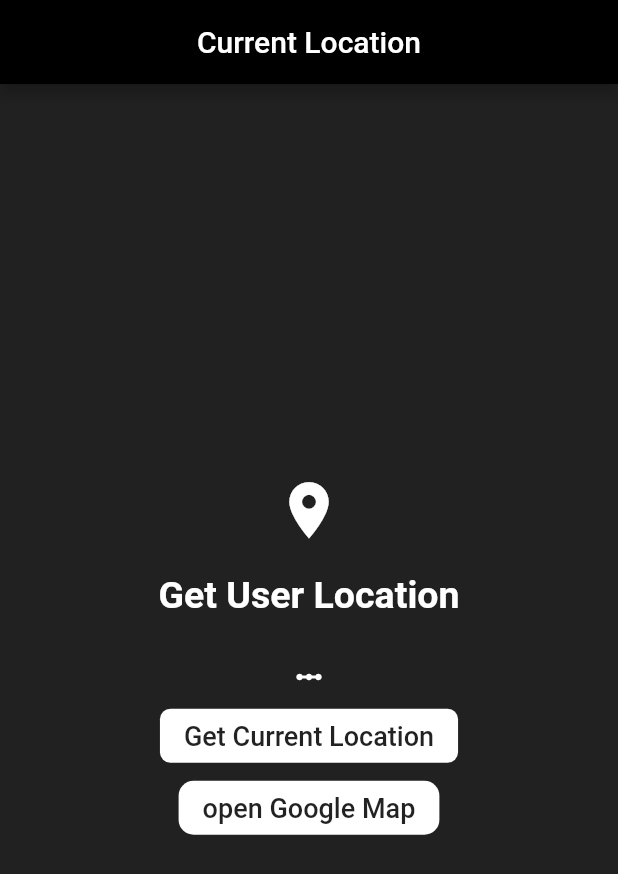
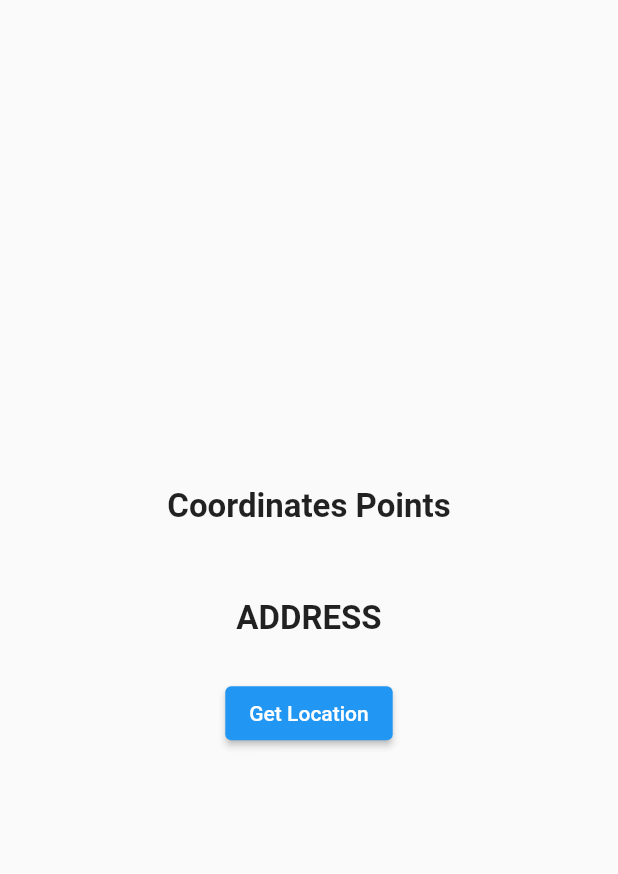
Before and after one commit to sumitsg/current_user_location, a Flutter app: the screen it shows after launch, on a phone screen of 412 x 824 dp. Shown: the top 874 px of the screen. Run offline on Flutter 3.47's test engine with Material 2 defaults, Android fonts, the phone set to English and light mode, and no system bars; our stand-ins replace fluttertoast, geocoding, geolocator.

Commit message:
first commit

```diff
--- /dev/null
+++ b/lib/dashboard.dart
@@ -0,0 +1,108 @@
+import 'package:flutter/material.dart';
+import 'package:geocoding/geocoding.dart';
+import 'package:geolocator/geolocator.dart';
+
+class DashBoardScreen extends StatefulWidget {
+  const DashBoardScreen({Key? key}) : super(key: key);
+
+  @override
+  _DashBoardScreenState createState() => _DashBoardScreenState();
+}
+
+class _DashBoardScreenState extends State<DashBoardScreen> {
+  final Geolocator geolocator = Geolocator();
+  Position? _currentPosition;
+  String _currentAdd = '';
+  String location = '';
+  @override
+  void initState() {
+    // TODO: implement initState
+    super.initState();
+    _getCurrentLocation();
+  }
+
+  Future<Position> _getCurrentLocation() async {
+    bool serviceEnabled;
+    LocationPermission permission;
+    serviceEnabled = await Geolocator.isLocationServiceEnabled();
+    if (!serviceEnabled) {
+      await Geolocator.openLocationSettings();
+      return Future.error('Location services are disabled.');
+    }
+
+    permission = await Geolocator.checkPermission();
+    if (permission == LocationPermission.denied) {
+      permission = await Geolocator.requestPermission();
+      if (permission == LocationPermission.denied) {
+        return Future.error('Location permissions are denied');
+      }
+    }
+
+    if (permission == LocationPermission.deniedForever) {
+      return Future.error(
+          'Location permissions are permanently denied, we cannot request permissions.');
+    }
+    Position position = await Geolocator.getCurrentPosition(
+        desiredAccuracy: LocationAccuracy.high);
+
+    print('${position.latitude} ${position.longitude}');
+
+    return await Geolocator.getCurrentPosition(
+        desiredAccuracy: LocationAccuracy.high);
+  }
+
+  Future<void> GetAddFromLatLong(Position position) async {
+    List<Placemark> placemark =
+        await placemarkFromCoordinates(position.latitude, position.longitude);
+    // print(placemark[2]);
+
+    Placemark place = placemark[0];
+    _currentAdd =
+        '${place.street}, ${place.subLocality}, ${place.locality}, ${place.postalCode}, ${place.country}';
+    setState(() {});
+  }
+
+  @override
+  Widget build(BuildContext context) {
+    return Scaffold(
+      body: Center(
+        child: Column(
+          mainAxisAlignment: MainAxisAlignment.center,
+          children: [
+            const Text(
+              'Coordinates Points',
+              style: TextStyle(fontSize: 22, fontWeight: FontWeight.bold),
+            ),
+            const SizedBox(
+              height: 10,
+            ),
+            Text(
+              location,
+              style: const TextStyle(color: Colors.black, fontSize: 16),
+            ),
+            const SizedBox(
+              height: 20,
+            ),
+            const Text(
+              'ADDRESS',
+              style: TextStyle(fontSize: 22, fontWeight: FontWeight.bold),
+            ),
+            const SizedBox(
+              height: 10,
+            ),
+            Text(_currentAdd),
+            ElevatedButton(
+              onPressed: () async {
+                Position position = await _getCurrentLocation();
+                location =
+                    'Lat: ${position.latitude} , Long: ${position.longitude}';
+                GetAddFromLatLong(position);
+              },
+              child: const Text('Get Location'),
+            )
+          ],
+        ),
+      ),
+    );
+  }
+}
--- a/lib/main.dart
+++ b/lib/main.dart
@@ -1,5 +1,6 @@
 // ignore_for_file: deprecated_member_use
 
+import 'package:current_user_location/dashboard.dart';
 import 'package:flutter/material.dart';
 import 'package:geocoding/geocoding.dart';
 import 'package:geolocator/geolocator.dart';
@@ -27,7 +28,7 @@ class _MyAppState extends State<MyApp> {
           primarySwatch: Colors.blue,
           visualDensity: VisualDensity.adaptivePlatformDensity,
         ),
-        home: const HomePage());
+        home: const DashBoardScreen());
   }
 }
 
@@ -138,11 +139,11 @@ class _HomePageState extends State<HomePage> {
     String googleUrl =
         "https://www.google.com/maps/search/?api=1&query=$latitude,$longitude";
 
-    if (await canLaunch(googleUrl)) {
+    // if (await canLaunch(googleUrl)) {
     await launch(googleUrl);
-    } else {
-      throw ("couldn't open application");
-    }
+    // } else {
+    // throw ("couldn't open application");
+    // }
   }
 
   // ! TO GET CURRENT POSITION---------->
@@ -158,11 +159,12 @@ class _HomePageState extends State<HomePage> {
       Fluttertoast.showToast(
           msg: 'Please Enable Location Service', textColor: Colors.white);
     }
-    if (permissionGranted == true) {
-      Fluttertoast.showToast(
-          msg: 'Location permissions are already given.',
-          textColor: Colors.white);
-    } else {
+    // if (permissionGranted == true) {
+    //   Fluttertoast.showToast(
+    //       msg: 'Location permissions are already given.',
+    //       textColor: Colors.white);
+    // }
+    // else {
     permission = await Geolocator.checkPermission();
 
     if (permission == LocationPermission.denied) {
@@ -179,15 +181,15 @@ class _HomePageState extends State<HomePage> {
           textColor: Colors.white);
     }
 
-      if (permission == LocationPermission.always) {
+    // if (permission == LocationPermission.always) {
     Position position = await Geolocator.getCurrentPosition(
         desiredAccuracy: LocationAccuracy.high);
 
     permissionGranted = true;
 
     try {
-          List<Placemark> placemark = await placemarkFromCoordinates(
-              position.latitude, position.longitude);
+      List<Placemark> placemark =
+          await placemarkFromCoordinates(position.latitude, position.longitude);
       Placemark place = placemark[4];
 
       setState(() {
@@ -196,13 +198,14 @@ class _HomePageState extends State<HomePage> {
         currentpostion = position;
         currentAddress =
             "${place.subLocality}, ${place.locality}, ${place.country}";
+        print("${latitude} ${longitude}");
       });
     } catch (e) {
       print(e);
     }
     return position;
-      }
-    }
+    // }
+    // }
   }
 
   // void getCurrentLocation() async {
```
Also changed, not shown: 2 other files. Lines whose indentation alone changed are shown as unchanged.
